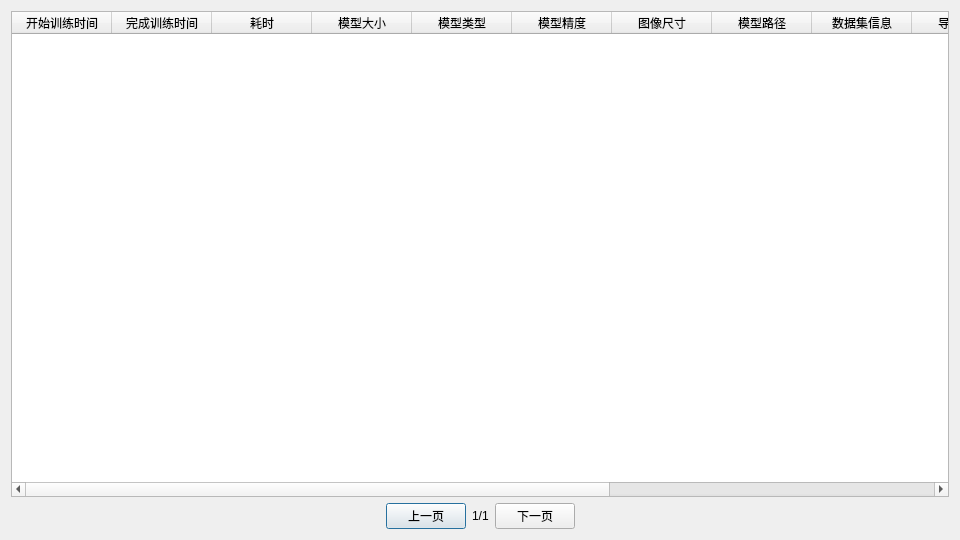
Old version of the form ui/model.ui in the repository pythondever/easy_trainer.
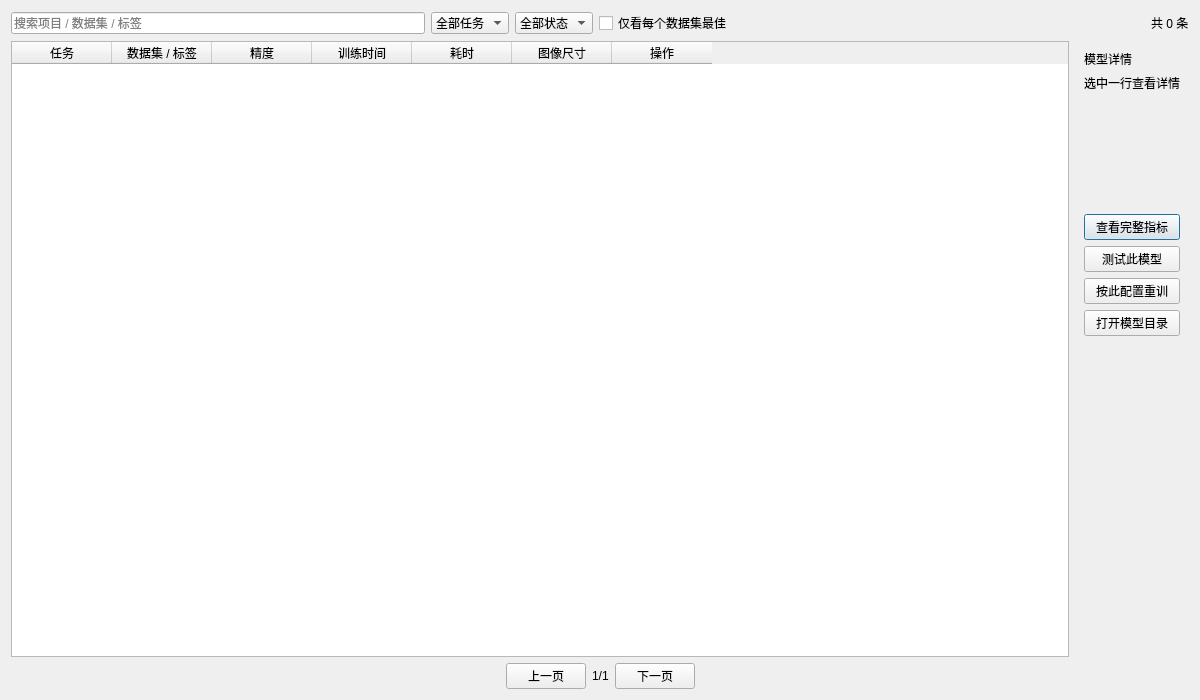
New version of the form.

Commit message: 模型列表功能重构

The edit to the form file:
```diff
--- a/ui/model.ui
+++ b/ui/model.ui
@@ -6,8 +6,8 @@
    <rect>
     <x>0</x>
     <y>0</y>
-    <width>960</width>
-    <height>540</height>
+    <width>1200</width>
+    <height>700</height>
    </rect>
   </property>
   <property name="windowTitle">
@@ -15,6 +15,111 @@
   </property>
   <layout class="QVBoxLayout" name="verticalLayout">
    <item>
+    <layout class="QHBoxLayout" name="filterLayout">
+     <item>
+      <widget class="QLineEdit" name="search_edit">
+       <property name="minimumSize">
+        <size>
+         <width>200</width>
+         <height>0</height>
+        </size>
+       </property>
+       <property name="placeholderText">
+        <string>搜索项目 / 数据集 / 标签</string>
+       </property>
+      </widget>
+     </item>
+     <item>
+      <widget class="QComboBox" name="task_combo">
+       <property name="minimumWidth">
+        <number>96</number>
+       </property>
+       <item>
+        <property name="text">
+         <string>全部任务</string>
+        </property>
+       </item>
+       <item>
+        <property name="text">
+         <string>检测</string>
+        </property>
+       </item>
+       <item>
+        <property name="text">
+         <string>分割</string>
+        </property>
+       </item>
+       <item>
+        <property name="text">
+         <string>分类</string>
+        </property>
+       </item>
+      </widget>
+     </item>
+     <item>
+      <widget class="QComboBox" name="status_combo">
+       <property name="minimumWidth">
+        <number>96</number>
+       </property>
+       <item>
+        <property name="text">
+         <string>全部状态</string>
+        </property>
+       </item>
+       <item>
+        <property name="text">
+         <string>已完成</string>
+        </property>
+       </item>
+       <item>
+        <property name="text">
+         <string>训练中</string>
+        </property>
+       </item>
+       <item>
+        <property name="text">
+         <string>失败</string>
+        </property>
+       </item>
+       <item>
+        <property name="text">
+         <string>已停止</string>
+        </property>
+       </item>
+      </widget>
+     </item>
+     <item>
+      <widget class="QCheckBox" name="best_only_check">
+       <property name="text">
+        <string>仅看每个数据集最佳</string>
+       </property>
+      </widget>
+     </item>
+     <item>
+      <spacer name="filterSpacer">
+       <property name="orientation">
+        <enum>Qt::Horizontal</enum>
+       </property>
+       <property name="sizeHint" stdset="0">
+        <size>
+         <width>40</width>
+         <height>20</height>
+        </size>
+       </property>
+      </spacer>
+     </item>
+     <item>
+      <widget class="QLabel" name="count_label">
+       <property name="text">
+        <string>共 0 条</string>
+       </property>
+      </widget>
+     </item>
+    </layout>
+   </item>
+   <item>
+    <layout class="QHBoxLayout" name="contentLayout">
+     <item>
     <widget class="QTableWidget" name="tableWidget">
      <property name="alternatingRowColors">
       <bool>true</bool>
@@ -23,16 +128,26 @@
       <enum>QAbstractItemView::SelectRows</enum>
      </property>
      <property name="columnCount">
-      <number>14</number>
+        <number>7</number>
      </property>
      <column>
       <property name="text">
-       <string>开始训练时间</string>
+         <string>任务</string>
       </property>
      </column>
      <column>
       <property name="text">
-       <string>完成训练时间</string>
+         <string>数据集 / 标签</string>
+        </property>
+       </column>
+       <column>
+        <property name="text">
+         <string>精度</string>
+        </property>
+       </column>
+       <column>
+        <property name="text">
+         <string>训练时间</string>
       </property>
      </column>
      <column>
@@ -40,21 +155,6 @@
        <string>耗时</string>
       </property>
      </column>
-     <column>
-      <property name="text">
-       <string>模型大小</string>
-      </property>
-     </column>
-     <column>
-      <property name="text">
-       <string>模型类型</string>
-      </property>
-     </column>
-     <column>
-      <property name="text">
-       <string>模型精度</string>
-      </property>
-     </column>
      <column>
       <property name="text">
        <string>图像尺寸</string>
@@ -62,40 +162,98 @@
      </column>
      <column>
       <property name="text">
-       <string>模型路径</string>
-      </property>
-     </column>
-     <column>
+         <string>操作</string>
+        </property>
+       </column>
+      </widget>
+     </item>
+     <item>
+      <widget class="QWidget" name="detail_panel" native="true">
+       <property name="minimumWidth">
+        <number>250</number>
+       </property>
+       <property name="maximumWidth">
+        <number>280</number>
+       </property>
+       <layout class="QVBoxLayout" name="detail_layout">
+        <item>
+         <widget class="QLabel" name="detail_title">
       <property name="text">
-       <string>数据集信息</string>
-      </property>
-     </column>
-     <column>
+           <string>模型详情</string>
+          </property>
+         </widget>
+        </item>
+        <item>
+         <widget class="QLabel" name="detail_info">
       <property name="text">
-       <string>导出模型</string>
-      </property>
-     </column>
-     <column>
+           <string>选中一行查看详情</string>
+          </property>
+          <property name="wordWrap">
+           <bool>true</bool>
+          </property>
+          <property name="textInteractionFlags">
+           <enum>Qt::TextSelectableByMouse</enum>
+          </property>
+         </widget>
+        </item>
+        <item>
+         <widget class="QLabel" name="detail_curve">
+          <property name="minimumSize">
+           <size>
+            <width>0</width>
+            <height>110</height>
+           </size>
+          </property>
+          <property name="alignment">
+           <set>Qt::AlignCenter</set>
+          </property>
+         </widget>
+        </item>
+        <item>
+         <widget class="QPushButton" name="detail_metrics_btn">
       <property name="text">
-       <string>指标</string>
-      </property>
-     </column>
-     <column>
+           <string>查看完整指标</string>
+          </property>
+         </widget>
+        </item>
+        <item>
+         <widget class="QPushButton" name="detail_test_btn">
       <property name="text">
-       <string>删除</string>
-      </property>
-     </column>
-     <column>
+           <string>测试此模型</string>
+          </property>
+         </widget>
+        </item>
+        <item>
+         <widget class="QPushButton" name="detail_retrain_btn">
       <property name="text">
-       <string>测试</string>
-      </property>
-     </column>
-     <column>
+           <string>按此配置重训</string>
+          </property>
+         </widget>
+        </item>
+        <item>
+         <widget class="QPushButton" name="detail_open_dir_btn">
       <property name="text">
-       <string>训练</string>
-      </property>
-     </column>
-    </widget>
+           <string>打开模型目录</string>
+          </property>
+         </widget>
+        </item>
+        <item>
+         <spacer name="detailSpacer">
+          <property name="orientation">
+           <enum>Qt::Vertical</enum>
+          </property>
+          <property name="sizeHint" stdset="0">
+           <size>
+            <width>20</width>
+            <height>40</height>
+           </size>
+          </property>
+         </spacer>
+        </item>
+       </layout>
+      </widget>
+     </item>
+    </layout>
    </item>
    <item>
     <layout class="QHBoxLayout" name="pagerLayout">
```
Lines whose indentation alone changed are shown as unchanged. The commit also changes 4 other files.
